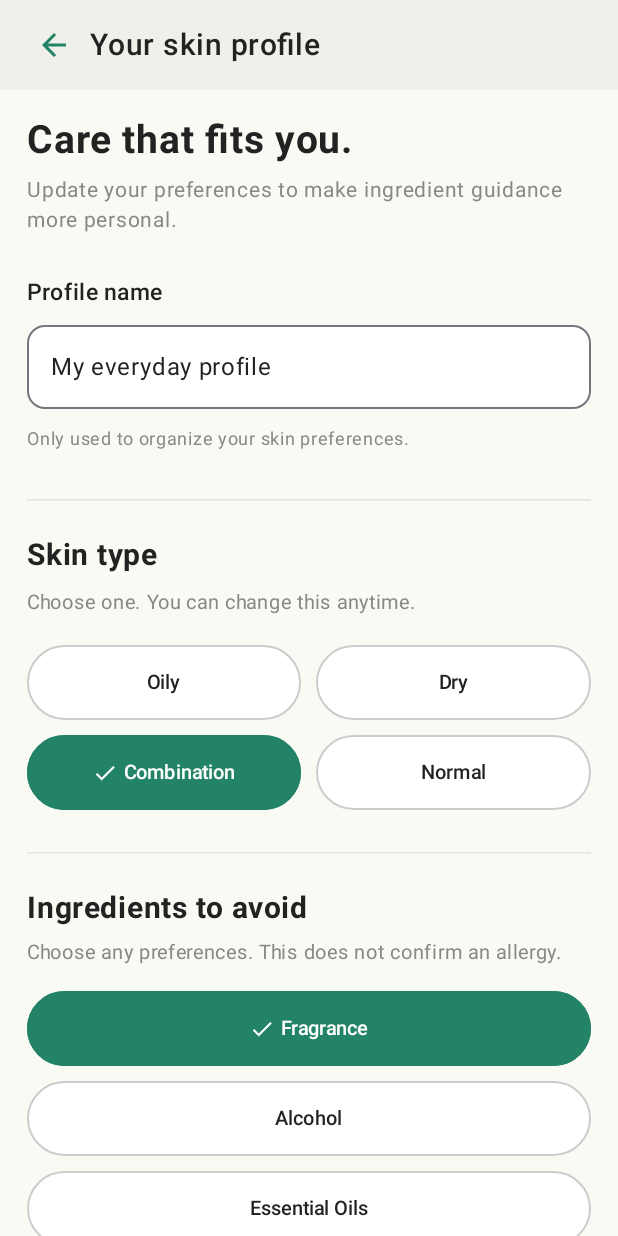
After one commit to 240103139-ui/SkinCareApp, an Android app built with Jetpack Compose: the SkinProfileScreen screen opened through its navigation route, on a phone screen of 412 x 824 dp. The commit adds this screen. Run offline under Robolectric (Android 15) with nearby library versions, the phone set to English and light mode, and no system bars.

Commit message:
Implement Skin Profile with StateFlow

```diff
--- a/app/src/main/java/com/example/skincareapp/navigation/AppNavigation.kt
+++ b/app/src/main/java/com/example/skincareapp/navigation/AppNavigation.kt
@@ -13,6 +13,8 @@ import com.example.skincareapp.model.IngredientDatabase
 import com.example.skincareapp.view.HomeScreen
 import com.example.skincareapp.view.ProductsScreen
 import com.example.skincareapp.view.ScanResultsScreen
+import com.example.skincareapp.viewmodel.SkinProfileViewModel
+import com.example.skincareapp.view.SkinProfileScreen
 import com.example.skincareapp.view.IngredientDetailsScreen
 import com.example.skincareapp.viewmodel.ProductViewModel
 
@@ -21,6 +23,9 @@ fun AppNavigation() {
 
     val navController = rememberNavController()
     val productViewModel = remember { ProductViewModel() }
+    val skinProfileViewModel = remember {
+        SkinProfileViewModel()
+    }
 
     NavHost(
         navController = navController,
@@ -31,6 +36,9 @@ fun AppNavigation() {
             HomeScreen(
                 onProductsClick = {
                     navController.navigate("products")
+                },
+                onProfileClick = {
+                    navController.navigate("skin_profile")
                 }
             )
         }
@@ -43,6 +51,15 @@ fun AppNavigation() {
                 },
                 onProductClick = { productId ->
                     navController.navigate("scan_results/$productId")
+                }
+            )
+        }
+
+        composable("skin_profile") {
+            SkinProfileScreen(
+                viewModel = skinProfileViewModel,
+                onBack = {
+                    navController.popBackStack()
                 }
             )
         }
--- a/app/src/main/java/com/example/skincareapp/view/HomeScreen.kt
+++ b/app/src/main/java/com/example/skincareapp/view/HomeScreen.kt
@@ -3,6 +3,8 @@ package com.example.skincareapp.view
 
 import androidx.compose.foundation.background
 import androidx.compose.foundation.layout.*
+import com.example.skincareapp.view.SkinProfileScreen
+import com.example.skincareapp.viewmodel.SkinProfileViewModel
 import androidx.compose.foundation.rememberScrollState
 import androidx.compose.foundation.verticalScroll
 import androidx.compose.foundation.shape.RoundedCornerShape
@@ -30,7 +32,8 @@ private val TextGray = Color(0xFF777777)
 
 @Composable
 fun HomeScreen(
-    onProductsClick: () -> Unit = {}
+    onProductsClick: () -> Unit = {},
+    onProfileClick: () -> Unit = {}
 ) {
     Scaffold(
         containerColor = Cream,
@@ -50,8 +53,9 @@ fun HomeScreen(
                     NavigationBarItem(
                         selected = selected,
                         onClick = {
-                            if (title == "Products") {
-                                onProductsClick()
+                            when (title) {
+                                "Products" -> onProductsClick()
+                                "Profile" -> onProfileClick()
                             }
                         },
 
--- /dev/null
+++ b/app/src/main/java/com/example/skincareapp/view/SkinProfileScreen.kt
@@ -0,0 +1,294 @@
+
+package com.example.skincareapp.view
+
+import androidx.compose.foundation.layout.*
+import androidx.compose.foundation.rememberScrollState
+import androidx.compose.foundation.verticalScroll
+import androidx.compose.foundation.shape.RoundedCornerShape
+import androidx.compose.material.icons.Icons
+import androidx.compose.material.icons.filled.ArrowBack
+import androidx.compose.material.icons.filled.Check
+import androidx.compose.material3.*
+import androidx.compose.runtime.*
+import androidx.compose.ui.Alignment
+import androidx.compose.ui.Modifier
+import androidx.compose.ui.graphics.Color
+import androidx.compose.ui.text.font.FontWeight
+import androidx.compose.ui.unit.dp
+import androidx.compose.ui.unit.sp
+import com.example.skincareapp.viewmodel.SkinProfileViewModel
+
+private val Green = Color(0xFF238367)
+private val Cream = Color(0xFFFAFAF5)
+private val TextDark = Color(0xFF222222)
+
+@Composable
+fun SkinProfileScreen(
+    viewModel: SkinProfileViewModel,
+    onBack: () -> Unit
+) {
+    val profile by viewModel.profile.collectAsState()
+    val saved by viewModel.saved.collectAsState()
+
+    val skinTypes = listOf(
+        "Oily", "Dry", "Combination", "Normal"
+    )
+
+    val avoidOptions = listOf(
+        "Fragrance", "Alcohol", "Essential Oils"
+    )
+
+    Scaffold(
+        containerColor = Cream,
+        topBar = {
+            Surface(color = Color(0xFFF0F0EA)) {
+                Row(
+                    modifier = Modifier
+                        .fillMaxWidth()
+                        .statusBarsPadding()
+                        .height(60.dp)
+                        .padding(horizontal = 12.dp),
+                    verticalAlignment = Alignment.CenterVertically
+                ) {
+                    IconButton(onClick = onBack) {
+                        Icon(
+                            Icons.Default.ArrowBack,
+                            contentDescription = "Back",
+                            tint = Green
+                        )
+                    }
+
+                    Text(
+                        "Your skin profile",
+                        fontSize = 20.sp,
+                        fontWeight = FontWeight.SemiBold
+                    )
+                }
+            }
+        }
+    ) { padding ->
+
+        Column(
+            modifier = Modifier
+                .fillMaxSize()
+                .padding(padding)
+                .verticalScroll(rememberScrollState())
+                .padding(18.dp)
+        ) {
+
+            Text(
+                "Care that fits you.",
+                fontSize = 26.sp,
+                fontWeight = FontWeight.Bold,
+                color = TextDark
+            )
+
+            Spacer(Modifier.height(8.dp))
+
+            Text(
+                "Update your preferences to make " +
+                        "ingredient guidance more personal.",
+                fontSize = 14.sp,
+                color = Color.Gray,
+                lineHeight = 20.sp
+            )
+
+            Spacer(Modifier.height(26.dp))
+
+            Text(
+                "Profile name",
+                fontSize = 15.sp,
+                fontWeight = FontWeight.SemiBold
+            )
+
+            Spacer(Modifier.height(10.dp))
+
+            OutlinedTextField(
+                value = profile.name,
+                onValueChange = viewModel::updateName,
+                modifier = Modifier.fillMaxWidth(),
+                singleLine = true,
+                shape = RoundedCornerShape(12.dp),
+                colors = OutlinedTextFieldDefaults.colors(
+                    focusedBorderColor = Green,
+                    unfocusedContainerColor = Color.White,
+                    focusedContainerColor = Color.White
+                )
+            )
+
+            Spacer(Modifier.height(8.dp))
+
+            Text(
+                "Only used to organize your skin preferences.",
+                color = Color.Gray,
+                fontSize = 12.sp
+            )
+
+            Spacer(Modifier.height(28.dp))
+            HorizontalDivider(color = Color(0xFFE4E4DD))
+            Spacer(Modifier.height(24.dp))
+
+            Text(
+                "Skin type",
+                fontSize = 20.sp,
+                fontWeight = FontWeight.Bold
+            )
+
+            Spacer(Modifier.height(8.dp))
+
+            Text(
+                "Choose one. You can change this anytime.",
+                fontSize = 13.sp,
+                color = Color.Gray
+            )
+
+            Spacer(Modifier.height(16.dp))
+
+            skinTypes.chunked(2).forEach { row ->
+                Row(
+                    modifier = Modifier.fillMaxWidth(),
+                    horizontalArrangement = Arrangement.spacedBy(10.dp)
+                ) {
+                    row.forEach { type ->
+                        SelectionButton(
+                            text = type,
+                            selected = profile.skinType == type,
+                            onClick = {
+                                viewModel.updateSkinType(type)
+                            },
+                            modifier = Modifier.weight(1f)
+                        )
+                    }
+                }
+
+                Spacer(Modifier.height(10.dp))
+            }
+
+            Spacer(Modifier.height(18.dp))
+            HorizontalDivider(color = Color(0xFFE4E4DD))
+            Spacer(Modifier.height(24.dp))
+
+            Text(
+                "Ingredients to avoid",
+                fontSize = 20.sp,
+                fontWeight = FontWeight.Bold
+            )
+
+            Spacer(Modifier.height(8.dp))
+
+            Text(
+                "Choose any preferences. This does " +
+                        "not confirm an allergy.",
+                fontSize = 13.sp,
+                color = Color.Gray,
+                lineHeight = 19.sp
+            )
+
+            Spacer(Modifier.height(16.dp))
+
+            avoidOptions.forEach { option ->
+                SelectionButton(
+                    text = option,
+                    selected = option in profile.ingredientsToAvoid,
+                    onClick = {
+                        viewModel.toggleIngredient(option)
+                    },
+                    modifier = Modifier.fillMaxWidth()
+                )
+
+                Spacer(Modifier.height(10.dp))
+            }
+
+            Spacer(Modifier.height(25.dp))
+
+            Button(
+                onClick = viewModel::saveProfile,
+                modifier = Modifier
+                    .fillMaxWidth()
+                    .height(55.dp),
+                colors = ButtonDefaults.buttonColors(
+                    containerColor = Green
+                ),
+                shape = RoundedCornerShape(12.dp),
+                enabled = profile.name.isNotBlank()
+            ) {
+                Text(
+                    "Save Profile",
+                    fontSize = 16.sp
+                )
+            }
+
+            if (saved) {
+                Spacer(Modifier.height(14.dp))
+
+                Card(
+                    colors = CardDefaults.cardColors(
+                        containerColor = Color(0xFFDCEBDD)
+                    ),
+                    shape = RoundedCornerShape(14.dp)
+                ) {
+                    Row(
+                        modifier = Modifier
+                            .fillMaxWidth()
+                            .padding(16.dp),
+                        verticalAlignment = Alignment.CenterVertically
+                    ) {
+                        Icon(
+                            Icons.Default.Check,
+                            contentDescription = null,
+                            tint = Green
+                        )
+
+                        Spacer(Modifier.width(10.dp))
+
+                        Text(
+                            "Profile saved in this session",
+                            color = Green,
+                            fontWeight = FontWeight.SemiBold
+                        )
+                    }
+                }
+            }
+
+            Spacer(Modifier.height(30.dp))
+        }
+    }
+}
+
+@Composable
+private fun SelectionButton(
+    text: String,
+    selected: Boolean,
+    onClick: () -> Unit,
+    modifier: Modifier = Modifier
+) {
+    OutlinedButton(
+        onClick = onClick,
+        modifier = modifier.height(50.dp),
+        shape = RoundedCornerShape(25.dp),
+        contentPadding = PaddingValues(horizontal = 8.dp),
+        colors = ButtonDefaults.outlinedButtonColors(
+            containerColor = if (selected) Green else Color.White,
+            contentColor = if (selected) Color.White else TextDark
+        ),
+        border = androidx.compose.foundation.BorderStroke(
+            1.dp,
+            if (selected) Green else Color.LightGray
+        )
+    ) {
+        if (selected) {
+            Icon(
+                Icons.Default.Check,
+                contentDescription = null,
+                modifier = Modifier.size(17.dp)
+            )
+            Spacer(Modifier.width(4.dp))
+        }
+
+        Text(
+            text = text,
+            fontSize = 13.sp,
+            maxLines = 1
+        )
+    }
+}
--- /dev/null
+++ b/app/src/main/java/com/example/skincareapp/viewmodel/SkinProfileViewModel.kt
@@ -0,0 +1,46 @@
+
+package com.example.skincareapp.viewmodel
+
+import androidx.lifecycle.ViewModel
+import com.example.skincareapp.model.SkinProfile
+import kotlinx.coroutines.flow.MutableStateFlow
+import kotlinx.coroutines.flow.asStateFlow
+
+class SkinProfileViewModel : ViewModel() {
+
+    private val _profile = MutableStateFlow(SkinProfile())
+    val profile = _profile.asStateFlow()
+
+    private val _saved = MutableStateFlow(false)
+    val saved = _saved.asStateFlow()
+
+    fun updateName(name: String) {
+        _profile.value = _profile.value.copy(name = name)
+        _saved.value = false
+    }
+
+    fun updateSkinType(type: String) {
+        _profile.value = _profile.value.copy(skinType = type)
+        _saved.value = false
+    }
+
+    fun toggleIngredient(ingredient: String) {
+        val current = _profile.value.ingredientsToAvoid
+
+        val updated = if (ingredient in current) {
+            current - ingredient
+        } else {
+            current + ingredient
+        }
+
+        _profile.value = _profile.value.copy(
+            ingredientsToAvoid = updated
+        )
+
+        _saved.value = false
+    }
+
+    fun saveProfile() {
+        _saved.value = true
+    }
+}
```
